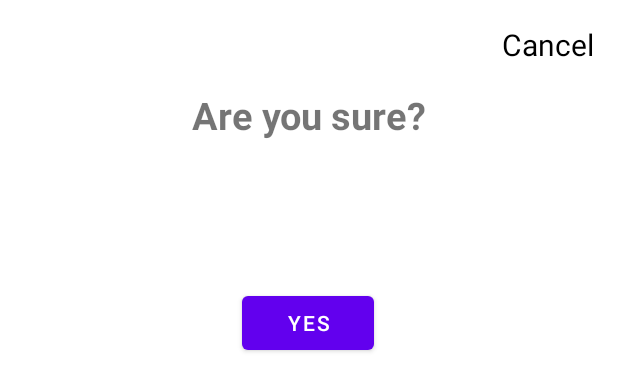
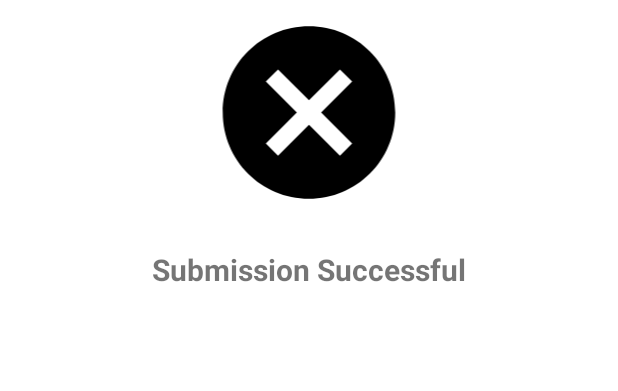
Before and after one commit to Noel-elon/Kingpin, an Android app: the layout dialog.xml on its own in the app's theme, with its tools: preview values and no code run, on a phone screen of 412 x 824 dp. Shown: the top 391 px of the screen. Run offline under Robolectric (Android 15) with nearby library versions, the phone set to English and light mode, and no system bars.

Commit message:
dialog 2

```diff
--- a/app/src/main/java/com/example/kingpin/ui/FormActivity.kt
+++ b/app/src/main/java/com/example/kingpin/ui/FormActivity.kt
@@ -1,16 +1,23 @@
 package com.example.kingpin.ui
 
 import android.annotation.SuppressLint
+import android.app.Activity
+import android.app.Dialog
+import android.content.DialogInterface
 import android.os.Bundle
 import android.view.MenuItem
+import android.view.View
+import android.view.Window
 import android.widget.Button
 import android.widget.EditText
-import android.widget.Toast
+import android.widget.ImageView
+import android.widget.TextView
 import androidx.appcompat.app.AlertDialog
 import androidx.appcompat.app.AppCompatActivity
 import androidx.lifecycle.ViewModelProvider
 import com.example.kingpin.R
 import com.example.kingpin.repo.SkillViewModel
+
 
 class FormActivity : AppCompatActivity() {
     private lateinit var vm: SkillViewModel
@@ -38,33 +45,51 @@ class FormActivity : AppCompatActivity() {
 //            if (firstName.text.isEmpty() || lastName.text.isEmpty() || email.text.isEmpty() || github.text.isEmpty()) {
 //                Toast.makeText(this, "Fill all spaces please", Toast.LENGTH_SHORT).show()
 //            } else {
-                val builder = AlertDialog.Builder(this)
-//                builder.setTitle("Androidly Alert")
-//                builder.setMessage("We have a message")
-                val layout = layoutInflater.inflate(R.layout.dialog, null)
-                builder.setView(layout)
-
-
-                builder.setPositiveButton(R.id.yesBut) { dialog, which ->
-                    Toast.makeText(
-                        applicationContext,
-                        android.R.string.yes, Toast.LENGTH_SHORT
-                    ).show()
-                }
-
-                builder.setNegativeButton(R.id.cancelTv) { dialog, which ->
-                    Toast.makeText(
-                        applicationContext,
-                        android.R.string.no, Toast.LENGTH_SHORT
-                    ).show()
-                }
-
-                builder.show()
+            showDialog(this)
 
             //}
 
         }
 
+    }
+
+    fun showDialog(activity: Activity?) {
+        val dialog = Dialog(activity!!)
+        dialog.requestWindowFeature(Window.FEATURE_NO_TITLE)
+        dialog.setCancelable(false)
+        dialog.setContentView(R.layout.main_dialog)
+        val cancel = dialog.findViewById(R.id.cancelX) as ImageView
+        cancel.setOnClickListener {
+            dialog.dismiss()
+        }
+        val dialogButton =
+            dialog.findViewById(R.id.mainlogbut) as Button
+        dialogButton.setOnClickListener {
+            dialog.dismiss()
+            val builder = AlertDialog.Builder(this)
+//                builder.setTitle("Androidly Alert")
+//                builder.setMessage("We have a message")
+            val layout = layoutInflater.inflate(R.layout.dialog, null)
+            builder.setView(layout)
+
+
+//                builder.setPositiveButton() { dialog, which ->
+//                    Toast.makeText(
+//                        applicationContext,
+//                        android.R.string.yes, Toast.LENGTH_SHORT
+//                    ).show()
+//                }
+//
+//                builder.setNegativeButton(R.id.cancelTv) { dialog, which ->
+//                    Toast.makeText(
+//                        applicationContext,
+//                        android.R.string.no, Toast.LENGTH_SHORT
+//                    ).show()
+//                }
+
+            builder.show()
+        }
+        dialog.show()
     }
 
     override fun onOptionsItemSelected(item: MenuItem): Boolean {
--- /dev/null
+++ b/app/src/main/res/drawable-anydpi-v24/ic_stat_name.xml
@@ -0,0 +1,14 @@
+<vector xmlns:android="http://schemas.android.com/apk/res/android"
+    android:width="24dp"
+    android:height="24dp"
+    android:viewportWidth="24"
+    android:viewportHeight="24">
+  <group android:scaleX="0.92"
+      android:scaleY="0.92"
+      android:translateX="0.96"
+      android:translateY="0.96">
+    <path
+        android:fillColor="@android:color/black"
+        android:pathData="M12,2C6.47,2 2,6.47 2,12s4.47,10 10,10 10,-4.47 10,-10S17.53,2 12,2zM17,15.59L15.59,17 12,13.41 8.41,17 7,15.59 10.59,12 7,8.41 8.41,7 12,10.59 15.59,7 17,8.41 13.41,12 17,15.59z"/>
+  </group>
+</vector>
--- a/app/src/main/res/layout/dialog.xml
+++ b/app/src/main/res/layout/dialog.xml
@@ -1,43 +1,23 @@
 <?xml version="1.0" encoding="utf-8"?>
-<androidx.constraintlayout.widget.ConstraintLayout xmlns:android="http://schemas.android.com/apk/res/android"
+<LinearLayout xmlns:android="http://schemas.android.com/apk/res/android"
     xmlns:app="http://schemas.android.com/apk/res-auto"
     xmlns:tools="http://schemas.android.com/tools"
     android:layout_width="match_parent"
-    android:layout_height="300dp">
+    android:layout_height="300dp"
+    android:orientation="vertical">
+
+    <ImageView
+        android:layout_width="match_parent"
+        android:layout_height="150dp"
+        android:src="@drawable/ic_stat_name" />
 
     <TextView
-        android:id="@+id/cancelTv"
-        android:layout_width="wrap_content"
+        android:layout_width="match_parent"
         android:layout_height="wrap_content"
-        android:text="Cancel"
-        android:layout_margin="16dp"
-        android:textColor="@color/black"
+        android:text="Submission Successful"
+        android:textAlignment="center"
         android:textSize="20sp"
-        app:layout_constraintEnd_toEndOf="parent"
-        app:layout_constraintTop_toTopOf="parent" />
+        android:padding="16dp"
+        android:textStyle="bold" />
 
-    <TextView
-        android:id="@+id/textView5"
-        android:layout_width="wrap_content"
-        android:layout_height="wrap_content"
-        android:layout_margin="16dp"
-        android:layout_marginTop="40dp"
-        android:text="Are you sure?"
-        android:textSize="25sp"
-        android:textStyle="bold"
-        app:layout_constraintEnd_toEndOf="parent"
-        app:layout_constraintStart_toStartOf="parent"
-        app:layout_constraintTop_toBottomOf="@+id/cancelTv" />
-
-    <Button
-        android:id="@+id/yesBut"
-        android:layout_width="wrap_content"
-        android:layout_height="wrap_content"
-        android:text="Yes"
-        app:layout_constraintBottom_toBottomOf="parent"
-        app:layout_constraintEnd_toEndOf="parent"
-        app:layout_constraintHorizontal_bias="0.498"
-        app:layout_constraintStart_toStartOf="parent"
-        app:layout_constraintTop_toBottomOf="@+id/textView5"
-        app:layout_constraintVertical_bias="0.616" />
-</androidx.constraintlayout.widget.ConstraintLayout>
+</LinearLayout>
--- a/app/src/main/res/values/themes.xml
+++ b/app/src/main/res/values/themes.xml
@@ -18,4 +18,5 @@
         <!-- Customize color of navigation drawer icon and back arrow -->
         <item name="colorControlNormal">@color/white</item>
     </style>
+
 </resources>
```
Also changed, not shown: app/src/main/res/drawable-hdpi/ic_stat_name.png (added), app/src/main/res/drawable-mdpi/ic_stat_name.png (added), app/src/main/res/drawable-xhdpi/ic_stat_name.png (added), app/src/main/res/drawable-xxhdpi/ic_stat_name.png (added), app/src/main/res/drawable/greentick.png (added).
